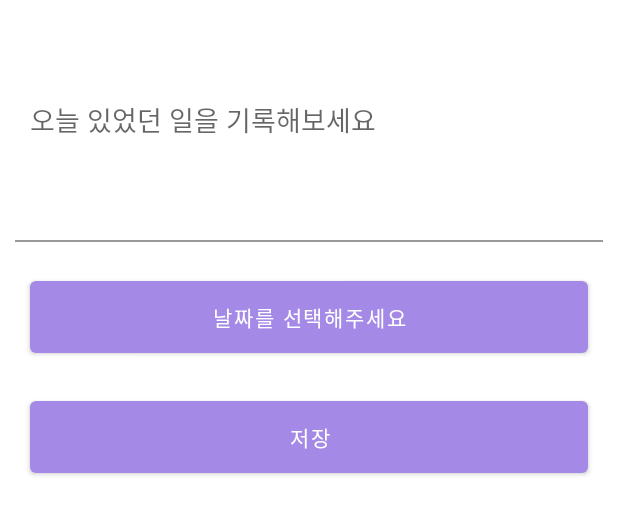
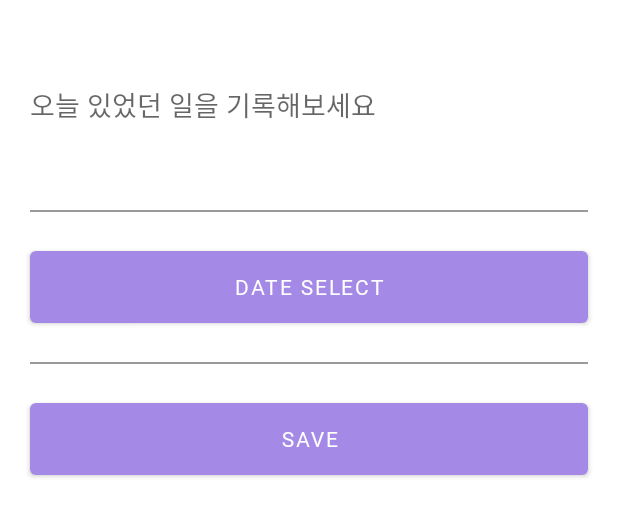
Before and after one commit to minju1459/Andamiro_memo, an Android app: the layout custom_dialog.xml on its own in the app's theme, with its tools: preview values and no code run, on a phone screen of 412 x 824 dp. Shown: the top 517 px of the screen. Run offline under Robolectric (Android 15) with nearby library versions, the phone set to English and light mode, and no system bars.

Commit message:
화면 완성

```diff
--- a/app/src/main/res/layout/activity_splash.xml
+++ b/app/src/main/res/layout/activity_splash.xml
@@ -16,6 +16,7 @@
       android:textSize="25sp"
       android:gravity="center"
       android:textStyle="bold"
+      android:fontFamily="@font/katuri"
       app:layout_constraintBottom_toBottomOf="parent"
       app:layout_constraintEnd_toEndOf="parent"
       app:layout_constraintStart_toStartOf="parent"
--- a/app/src/main/res/layout/custom_dialog.xml
+++ b/app/src/main/res/layout/custom_dialog.xml
@@ -9,16 +9,17 @@
     <EditText
         android:id="@+id/DairyMemo"
         android:layout_width="match_parent"
-        android:layout_height="120dp"
+        android:layout_height="100dp"
         android:layout_margin="20dp"
+        android:fontFamily="@font/katuri"
         android:hint="오늘 있었던 일을 기록해보세요"
         android:background="@android:color/transparent"/>
 
     <LinearLayout
         android:layout_width="match_parent"
         android:background="#999999"
-        android:layout_marginLeft="10dp"
-        android:layout_marginRight="10dp"
+        android:layout_marginLeft="20dp"
+        android:layout_marginRight="20dp"
         android:layout_height="1dp"/>
 
     <Button
@@ -26,15 +27,24 @@
         android:layout_width="match_parent"
         android:layout_height="60dp"
         android:layout_margin="20dp"
-        android:text="날짜를 선택해주세요"
+        android:text="Date Select"
+        android:fontFamily="@font/katuri"
         app:backgroundTint="#A489E6" />
+
+
+    <LinearLayout
+        android:layout_width="match_parent"
+        android:background="#999999"
+        android:layout_marginLeft="20dp"
+        android:layout_marginRight="20dp"
+        android:layout_height="1dp"/>
 
     <Button
         android:id="@+id/saveBtn"
-        android:text="저장"
+        android:text="SAVE"
+        android:fontFamily="@font/katuri"
         android:textColor="@color/white"
-        android:layout_marginLeft="20dp"
-        android:layout_marginRight="20dp"
+        android:layout_margin="20dp"
         android:layout_width="match_parent"
         android:layout_height="60dp"
         app:backgroundTint="#A489E6"/>
```
Also changed, not shown: app/src/main/java/com/example/fb_login_test/MainActivity.kt (+30 -0 lines), 2 other files.
